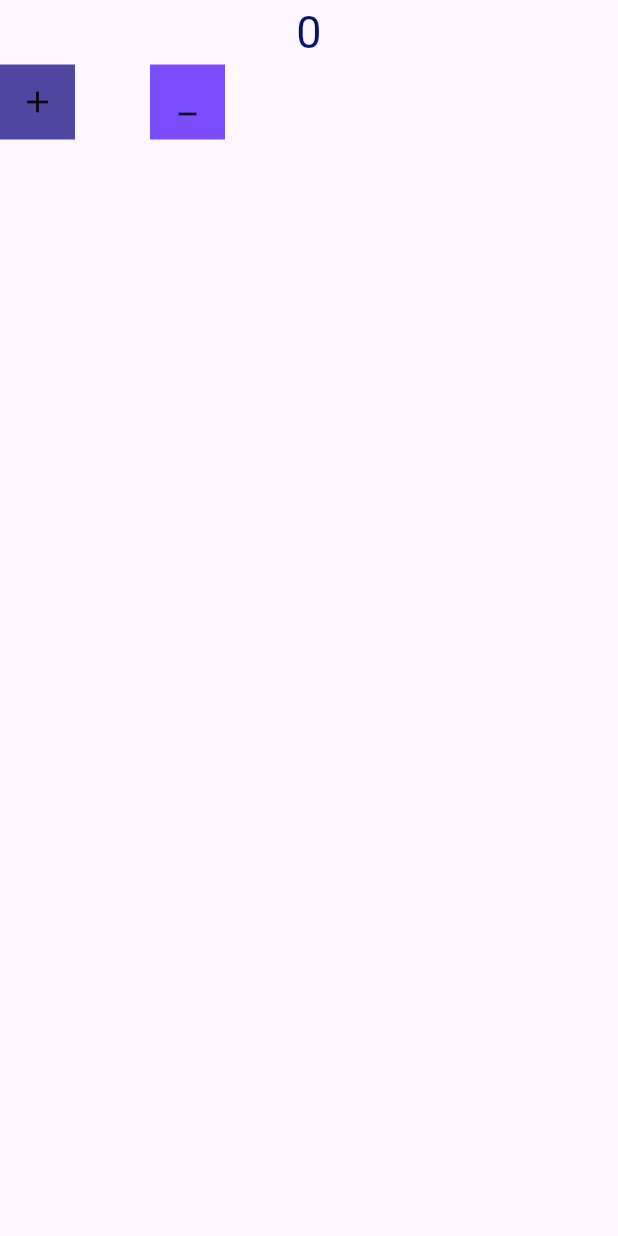
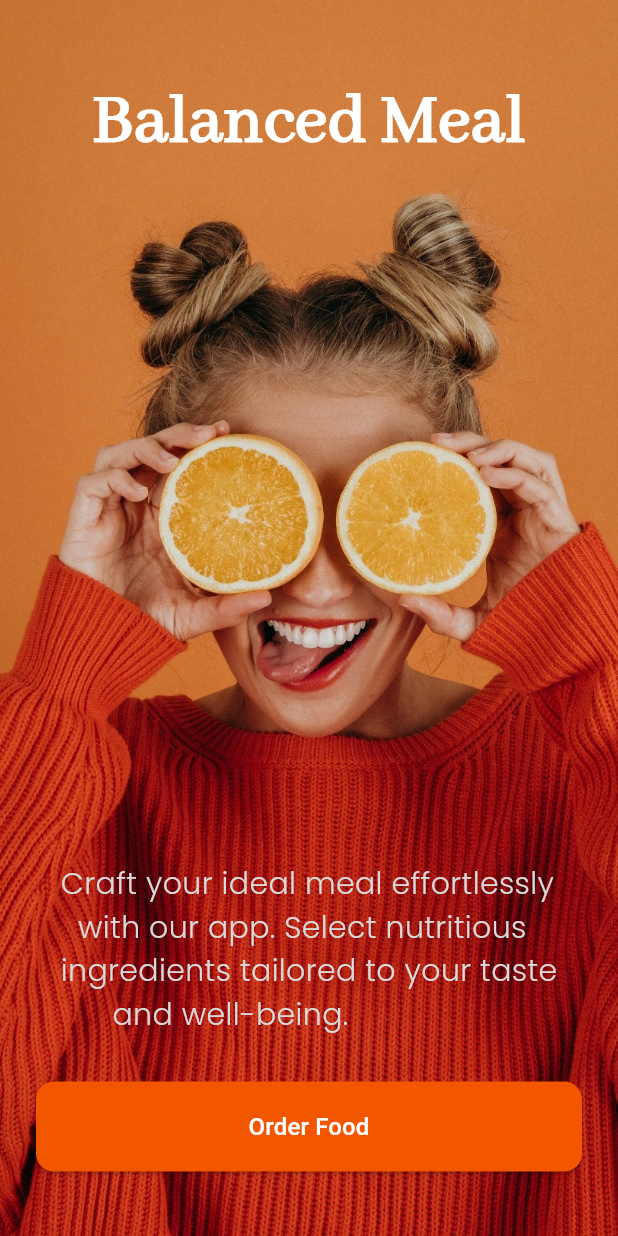
Before and after one commit to margretmagdy340-hub/QuizeApp, a Flutter app: the screen it shows after launch, on a phone screen of 412 x 824 dp. Run offline on Flutter 3.47's test engine with Material 3 defaults, Android fonts, the phone set to English and light mode, and no system bars; our stand-ins replace get.

Commit message:
Add Flutter project

```diff
--- /dev/null
+++ b/mi_card/lib/Task/welcomescreen .dart
@@ -0,0 +1,82 @@
+
+import 'package:flutter/cupertino.dart';
+import 'package:flutter/material.dart';
+import 'package:mi_card/Task/screen2.dart';
+
+class Welcomescreen  extends StatefulWidget{
+  const Welcomescreen({super.key});
+  @override
+    State<Welcomescreen> createState() => _welcomeScreenState();
+
+}
+class _welcomeScreenState extends State<Welcomescreen>{
+@override
+  Widget build(BuildContext context){
+  return Scaffold(
+    body: SafeArea(child:
+    Stack(
+      children: [
+        Container(height: double.infinity,
+        width: double.infinity,
+          child: Image.asset("assets/images/splashscreen.jpg",
+          fit: BoxFit.cover)),
+
+
+            PositionedDirectional(start: 24,end: 24,
+            top: 48,
+              child: Center(
+                child: Text("Balanced Meal",
+                   style: TextStyle(color: Color(0xffFFFFFF),
+                   fontSize: 48,
+                   fontWeight: FontWeight.w800,
+                   fontFamily: "abhaya-libre"
+                    )
+                    ),
+              ),
+            ),
+
+
+         PositionedDirectional(start: 24,
+         end: 24,bottom: 133,
+           child: Center(
+             child: Text(
+                       "Craft your ideal meal effortlessly\n"
+                       "  with our app. Select nutritious\n"
+                       "ingredients tailored to your taste\n"
+                        "      and well-being.   ",
+                       style: TextStyle(color: Color(0xffDADADA),
+                       fontSize: 20,
+                        fontWeight: FontWeight.w300,
+                         fontFamily:"Poppins"),
+                 ),
+           ),
+         ),
+             PositionedDirectional(start: 24,end: 24,bottom: 43,
+               child: ElevatedButton(onPressed: (){Navigator.push(
+                context, MaterialPageRoute(builder: (context)=> Screen2()
+                ));
+
+               },
+                child:Text("Order Food",
+                style: TextStyle(
+                color: Color(0xffFFFFFF),
+                fontSize: 16,
+                fontWeight: FontWeight.w500,
+                fontFamily: ""),),
+
+                style: ElevatedButton.styleFrom(
+                  backgroundColor: Color(0xffF25700),
+                  fixedSize: Size(327, 60),
+                  shape: RoundedRectangleBorder(
+                    borderRadius: BorderRadius.circular(12)
+                  )),
+                ),
+             )
+
+
+      ]
+    )
+    )
+  );
+ }
+}
--- a/mi_card/lib/counter_app/counter.dart
+++ b/mi_card/lib/counter_app/counter.dart
@@ -1,41 +1,51 @@
-import 'package:flutter/cupertino.dart';
 import 'package:flutter/material.dart';
+import 'package:get/get.dart';
+import 'package:get/get_core/get_core.dart';
+import 'package:get/get_state_manager/get_state_manager.dart';
+import 'package:mi_card/counter_app/counter_controller.dart';
 
-class Counter extends StatefulWidget {
-  const Counter({super.key});
+class counter extends StatelessWidget{
+counter({super.key});
 
-  @override
-  State<Counter> createState() => _CounterState();
+final CounterController controller = Get.put(CounterController());
+@override
+ Widget build(BuildContext context){
+  return Scaffold(
+    body: Column(
+      children: [
+      Center(
+        child: Obx((){
+          return Text(
+          controller.counter.toString(),style:
+           TextStyle(color: const Color.fromARGB(204, 98, 10, 114),
+           fontSize: 100)
+          ) ;}),
+      ),
+    GestureDetector(onTap:(){
+       controller.increment();},
+       child: Container(
+       height: 50,width: 50,
+       color: const Color.fromARGB(255, 36, 75, 143),
+       child: Icon(Icons.add)
+        )),
+       SizedBox(height: 30,),
+       GestureDetector(onTap:(){controller.increment2();},
+       child: Container(height: 50,width: 50,
+       color: const Color.fromARGB(255, 33, 155, 108),child: Icon(Icons.add),
+      ),
+     ),
+      SizedBox(height: 30,),
+
+      GestureDetector(onTap: (){controller.increment3();},
+      child: Container(
+       height: 50,width: 50,
+       color: const Color.fromARGB(255, 95, 25, 54),
+       child: Icon(Icons.add)
+        )
+
+      )
+    ],),
+  );
+ }
+
 }
-
-class _CounterState extends State<Counter> {
-int counter=0;
-  @override
- Widget build(BuildContext context) {
- return Scaffold(
-body:Column(children: [
-
-Text(counter.toString(),style:
- TextStyle(color: const Color.fromARGB(255, 9, 16, 109),fontSize:30,),),
-
-Row(children: [
-GestureDetector(onTap: (){ setState(() {counter++;});},child:
-Container( child:Icon(Icons.add),width: 50,
-height: 50,
-color:Color.fromARGB(255, 79, 70, 160)),),
-
-SizedBox(width: 50),
-
-GestureDetector(onTap: () {setState(() {counter--; });},child:
- Container(child:Icon(Icons.minimize_sharp),width:50,height:50,color:Colors.deepPurpleAccent,),)
-
-
-]
-
-) ,
-
-]
-)
-);
-}
-}
--- a/mi_card/lib/main.dart
+++ b/mi_card/lib/main.dart
@@ -3,6 +3,8 @@ import 'package:flutter/gestures.dart';
 import 'package:flutter/material.dart';
 import 'package:flutter/rendering.dart';
 import 'package:flutter/scheduler.dart';
+import 'package:mi_card/Task/welcomescreen%20.dart';
+import 'package:mi_card/counter_app/counter_controller.dart';
 import 'package:mi_card/quize_app/Quize.dart';
 import 'package:mi_card/Quize2.dart';
 import 'package:mi_card/ThirdScreen.dart';
@@ -14,7 +16,7 @@ import 'package:mi_card/counter_app/counter.dart';
 import 'package:mi_card/splashScreen.dart';
 
 void main() {
-  runApp(MaterialApp(debugShowCheckedModeBanner: false,home:Counter()
+  runApp(MaterialApp(debugShowCheckedModeBanner: false,home: Welcomescreen()
 ));}
   class MyApp extends StatelessWidget {
   const MyApp({super.key});
--- a/mi_card/lib/project.dart
+++ b/mi_card/lib/project.dart
@@ -12,7 +12,7 @@ return Scaffold(
  body: SingleChildScrollView (child:Column(
   crossAxisAlignment: CrossAxisAlignment.start,
 children: [
-Image.asset("assets/images/church.jpg",width: double.infinity,height: 260,fit: BoxFit.cover,),
+Image.asset("",width: double.infinity,height: 260,fit: BoxFit.cover,),
 Padding(padding: EdgeInsets.all(10),
 child:Row(children:[ Expanded(
 child: Column(
--- a/mi_card/pubspec.yaml
+++ b/mi_card/pubspec.yaml
@@ -76,3 +76,9 @@ flutter:
         weight: 400
       - asset: assets\font\Pacifico\Manrope\static\Manrope-SemiBold.ttf
         weight: 600
+   - family: abhaya-libre
+     fonts:
+     - asset: assets/font/Pacifico/abhaya-libre/AbhayaLibre-Regular.ttf
+   - family: Poppins
+     fonts:
+     - asset: assets/font/Poppins-Light.ttf
```
Also changed, not shown: mi_card/lib/Task/screen2.dart (added, +65 -0 lines), mi_card/lib/counter_app/counter_controller.dart (+13 -9 lines), mi_card/assets/font/Pacifico/abhaya-libre/AbhayaLibre-Regular.ttf (added), mi_card/assets/font/Poppins-Light.ttf (added), mi_card/assets/images/splashscreen.jpg (added), mi_card/assets/images/status-bar 1 (3).png (deleted), mi_card/assets/images/status-bar 1.png (deleted).
